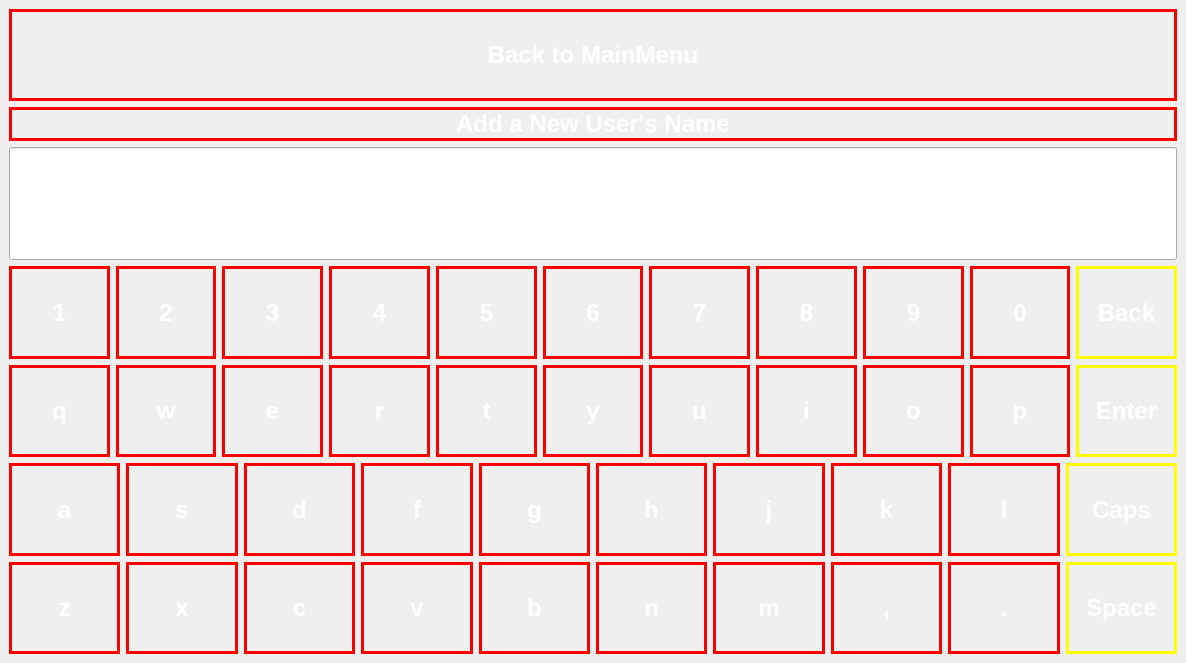
Old version of the form name_new_user.ui in the repository Phasor2/Anti-theft-and-Collision-Detection-Program.
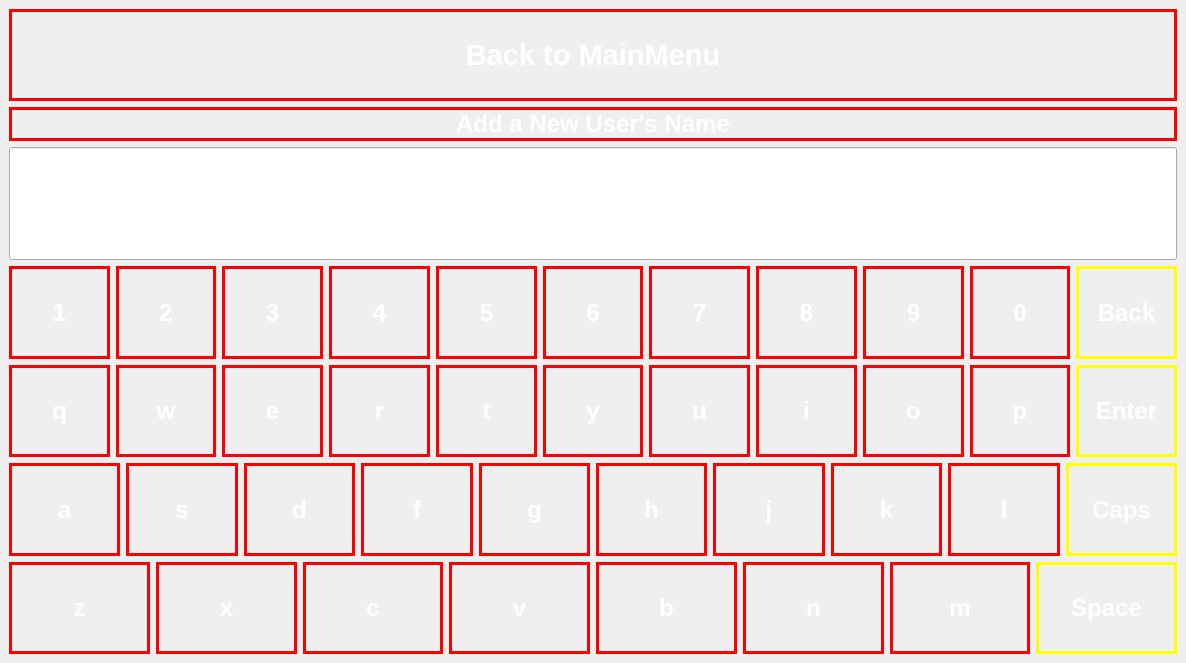
New version of the form. Icons and pictures are not drawn.

What changed in the file:
```diff
--- a/name_new_user.ui
+++ b/name_new_user.ui
@@ -29,7 +29,7 @@
       </property>
       <property name="font">
        <font>
-        <pointsize>18</pointsize>
+        <pointsize>22</pointsize>
         <weight>75</weight>
         <bold>true</bold>
        </font>
@@ -1031,54 +1031,6 @@
         </property>
        </widget>
       </item>
-      <item>
-       <widget class="QPushButton" name="bcomma">
-        <property name="sizePolicy">
-         <sizepolicy hsizetype="Minimum" vsizetype="Preferred">
-          <horstretch>0</horstretch>
-          <verstretch>0</verstretch>
-         </sizepolicy>
-        </property>
-        <property name="font">
-         <font>
-          <pointsize>18</pointsize>
-          <weight>75</weight>
-          <bold>true</bold>
-         </font>
-        </property>
-        <property name="styleSheet">
-         <string notr="true">color: white;
-border: 3px solid red;</string>
-        </property>
-        <property name="text">
-         <string>,</string>
-        </property>
-       </widget>
-      </item>
-      <item>
-       <widget class="QPushButton" name="bdot">
-        <property name="sizePolicy">
-         <sizepolicy hsizetype="Minimum" vsizetype="Preferred">
-          <horstretch>0</horstretch>
-          <verstretch>0</verstretch>
-         </sizepolicy>
-        </property>
-        <property name="font">
-         <font>
-          <pointsize>18</pointsize>
-          <weight>75</weight>
-          <bold>true</bold>
-         </font>
-        </property>
-        <property name="styleSheet">
-         <string notr="true">color: white;
-border: 3px solid red;</string>
-        </property>
-        <property name="text">
-         <string>.</string>
-        </property>
-       </widget>
-      </item>
       <item>
        <widget class="QPushButton" name="bspace">
         <property name="sizePolicy">
```
